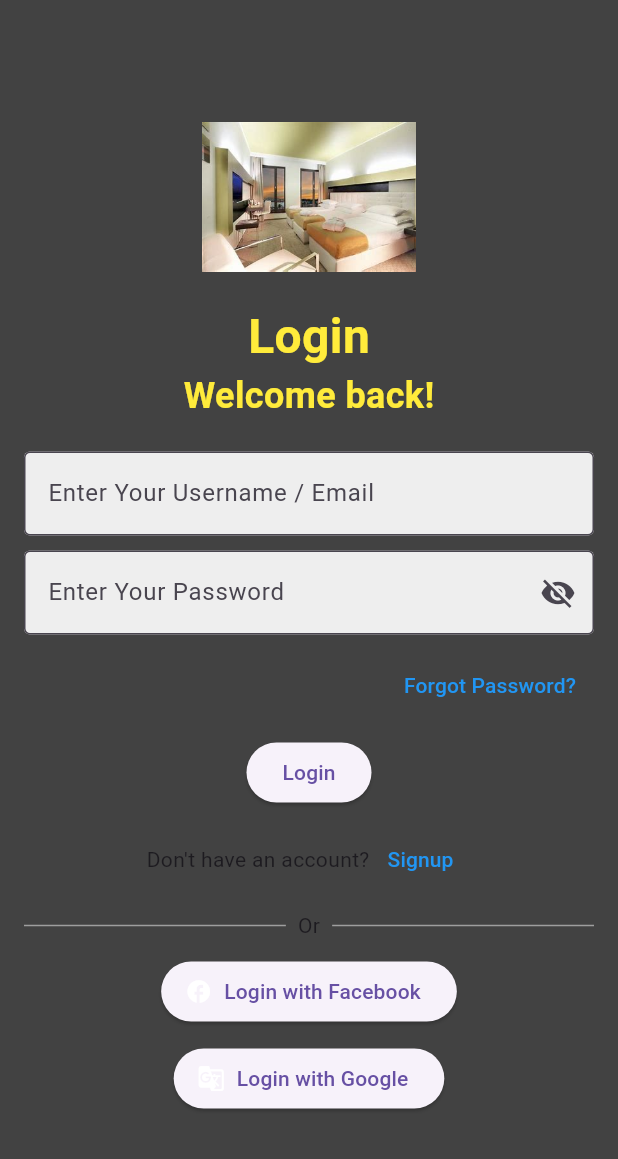
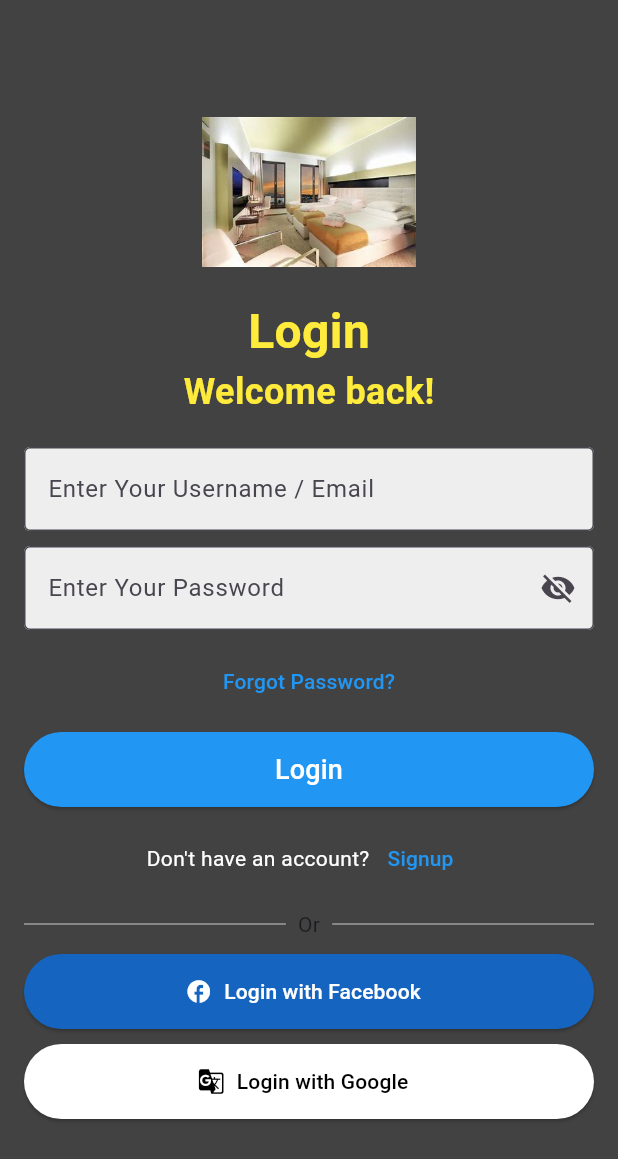
Before and after one commit to Ippo03/sign-stage, a Flutter app: the screen it shows after launch, on a phone screen of 412 x 824 dp. Shown: the top 1159 px of the screen. Run offline on Flutter 3.47's test engine with Material 3 defaults, Android fonts, the phone set to English and light mode, and no system bars; our stand-ins replace google_maps_flutter.

Commit message:
progress on login screen

```diff
--- a/lib/data/users.dart
+++ b/lib/data/users.dart
@@ -2,5 +2,10 @@
 import 'package:sign_stage/models/user.dart';
 
 List<User> users = [
-  User(),
+  const User(
+    username: 'ippo',
+    email: 'ippo@example.com',
+    password: 'ippo123',
+    imageUrl: 'assets/images/ippo.jpg',
+  ),
 ];
--- a/lib/models/user.dart
+++ b/lib/models/user.dart
@@ -1,13 +1,13 @@
 class User {
-  // const User({
-  //   required this.username,
-  //   required this.email,
-  //   required this.password,
-  //   required this.imageUrl,
-  // });
+  const User({
+    required this.username,
+    required this.email,
+    required this.password,
+    required this.imageUrl,
+  });
 
-  // final String username;
-  // final String email;
-  // final String password;
-  // final String imageUrl;
+  final String username;
+  final String email;
+  final String password;
+  final String imageUrl;
 }
--- a/lib/screens/main/login_screen.dart
+++ b/lib/screens/main/login_screen.dart
@@ -1,13 +1,61 @@
 import 'package:flutter/material.dart';
+import 'package:sign_stage/data/users.dart';
 import 'package:sign_stage/models/user.dart';
 import 'package:sign_stage/screens/main/home_screen.dart';
 
-class LoginScreen extends StatelessWidget {
+class LoginScreen extends StatefulWidget {
   const LoginScreen({super.key});
 
-  void _onLogin() {
-    // Login logic
+  @override
+  State<LoginScreen> createState() => _LoginScreenState();
+}
 
+class _LoginScreenState extends State<LoginScreen> {
+  TextEditingController usernameController = TextEditingController();
+  TextEditingController passwordController = TextEditingController();
+  FocusNode usernameFocus = FocusNode();
+  FocusNode passwordFocus = FocusNode();
+  bool showError = false;
+
+  @override
+  void dispose() {
+    usernameController.dispose();
+    passwordController.dispose();
+    usernameFocus.dispose();
+    passwordFocus.dispose();
+    super.dispose();
+  }
+
+  bool _login(String username, String password) {
+    for (var user in users) {
+      if ((user.username == username || user.email == username) &&
+          user.password == password) {
+        return true;
+      }
+    }
+    return false;
+  }
+
+  void _attemptLogin() {
+    String username = usernameController.text.trim();
+    String password = passwordController.text;
+
+    if (_login(username, password)) {
+      User authenticatedUser = users.firstWhere(
+        (user) => user.username == username || user.email == username,
+      );
+
+      Navigator.push(
+        context,
+        MaterialPageRoute(
+          builder: (context) => HomeScreen(user: authenticatedUser),
+        ),
+      );
+    } else {
+      setState(() {
+        showError = true;
+      });
+    }
   }
 
   @override
@@ -44,27 +92,37 @@ class LoginScreen extends StatelessWidget {
                 ),
                 const SizedBox(height: 20),
                 TextFormField(
+                  controller: usernameController,
+                  focusNode: usernameFocus,
                   decoration: InputDecoration(
                     hintText: 'Enter Your Username / Email',
                     border: const OutlineInputBorder(),
                     filled: true,
-                    fillColor: Colors.grey[200],
+                    fillColor: showError ? Colors.red[50] : Colors.grey[200],
+                    errorBorder: const OutlineInputBorder(
+                      borderSide: BorderSide(color: Colors.red),
+                    ),
                   ),
                 ),
                 const SizedBox(height: 10),
                 TextFormField(
+                  controller: passwordController,
+                  focusNode: passwordFocus,
                   obscureText: true,
                   decoration: InputDecoration(
                     hintText: 'Enter Your Password',
                     border: const OutlineInputBorder(),
                     filled: true,
-                    fillColor: Colors.grey[200],
+                    fillColor: showError ? Colors.red[50] : Colors.grey[200],
+                    errorBorder: const OutlineInputBorder(
+                      borderSide: BorderSide(color: Colors.red),
+                    ),
                     suffixIcon: const Icon(Icons.visibility_off),
                   ),
                 ),
                 const SizedBox(height: 10),
                 Align(
-                  alignment: Alignment.centerRight,
+                  alignment: Alignment.center,
                   child: TextButton(
                     onPressed: () {
                       // Forgot password logic
@@ -78,27 +136,27 @@ class LoginScreen extends StatelessWidget {
                 const SizedBox(height: 10),
                 ElevatedButton(
                   onPressed: () {
-                    // Login logic
-                    Navigator.push(
-                      context,
-                      MaterialPageRoute(
-                        builder: (context) => HomeScreen(
-                          user: User(),
-                        ),
-                      ),
-                    );
+                    _attemptLogin();
                   },
-                  // style: ElevatedButton.styleFrom(
-                  //   primary: Colors.blue,
-                  //   minimumSize: Size(double.infinity, 50),
-                  // ),
-                  child: const Text('Login'),
+                  style: ElevatedButton.styleFrom(
+                    backgroundColor: Colors.blue,
+                    minimumSize: const Size(double.infinity, 50),
+                  ),
+                  child: const Text(
+                    'Login',
+                    style: TextStyle(
+                      fontSize: 18,
+                      color: Colors.white,
+                    ),
+                    textAlign: TextAlign.center,
+                  ),
                 ),
                 const SizedBox(height: 10),
                 Row(
                   mainAxisAlignment: MainAxisAlignment.center,
                   children: [
-                    const Text("Don't have an account?"),
+                    const Text("Don't have an account?",
+                        style: TextStyle(color: Colors.white)),
                     TextButton(
                       onPressed: () {
                         // Sign up logic
@@ -117,7 +175,7 @@ class LoginScreen extends StatelessWidget {
                       child: Divider(color: Colors.grey),
                     ),
                     Padding(
-                      padding: const EdgeInsets.symmetric(horizontal: 8.0),
+                      padding: EdgeInsets.symmetric(horizontal: 8.0),
                       child: Text('Or'),
                     ),
                     Expanded(
@@ -131,24 +189,27 @@ class LoginScreen extends StatelessWidget {
                     // Login with Facebook logic
                   },
                   icon: const Icon(Icons.facebook, color: Colors.white),
-                  label: const Text('Login with Facebook'),
-                  // style: ElevatedButton.styleFrom(
-                  //   primary: Colors.blue[800],
-                  //   minimumSize: Size(double.infinity, 50),
-                  // ),
+                  label: const Text(
+                    'Login with Facebook',
+                    style: TextStyle(color: Colors.white),
+                  ),
+                  style: ElevatedButton.styleFrom(
+                    backgroundColor: Colors.blue[800],
+                    minimumSize: const Size(double.infinity, 50),
+                  ),
                 ),
                 const SizedBox(height: 10),
                 ElevatedButton.icon(
                   onPressed: () {
                     // Login with Google logic
                   },
-                  icon: const Icon(Icons.g_translate, color: Colors.white),
+                  icon: const Icon(Icons.g_translate, color: Colors.black),
                   label: const Text('Login with Google'),
-                  // style: ElevatedButton.styleFrom(
-                  //   primary: Colors.white,
-                  //   onPrimary: Colors.black,
-                  //   minimumSize: Size(double.infinity, 50),
-                  // ),
+                  style: ElevatedButton.styleFrom(
+                    foregroundColor: Colors.black,
+                    backgroundColor: Colors.white,
+                    minimumSize: const Size(double.infinity, 50),
+                  ),
                 ),
               ],
             ),
```
Also changed, not shown: lib/screens/main/etickets_screen.dart (+5 -7 lines).
